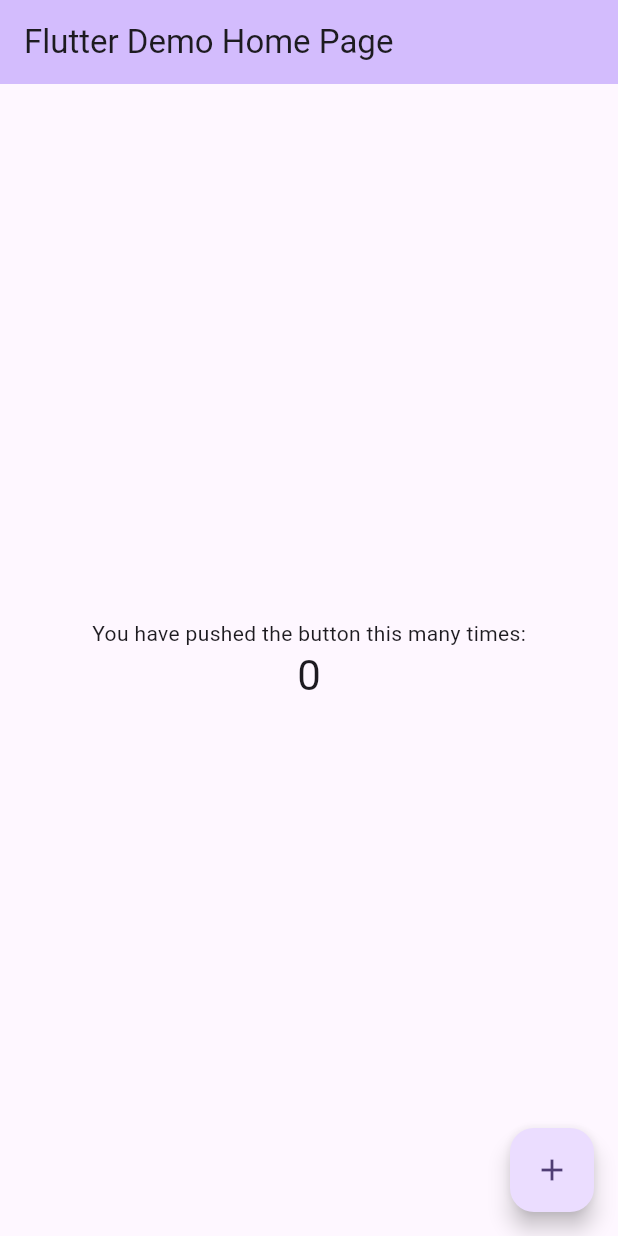
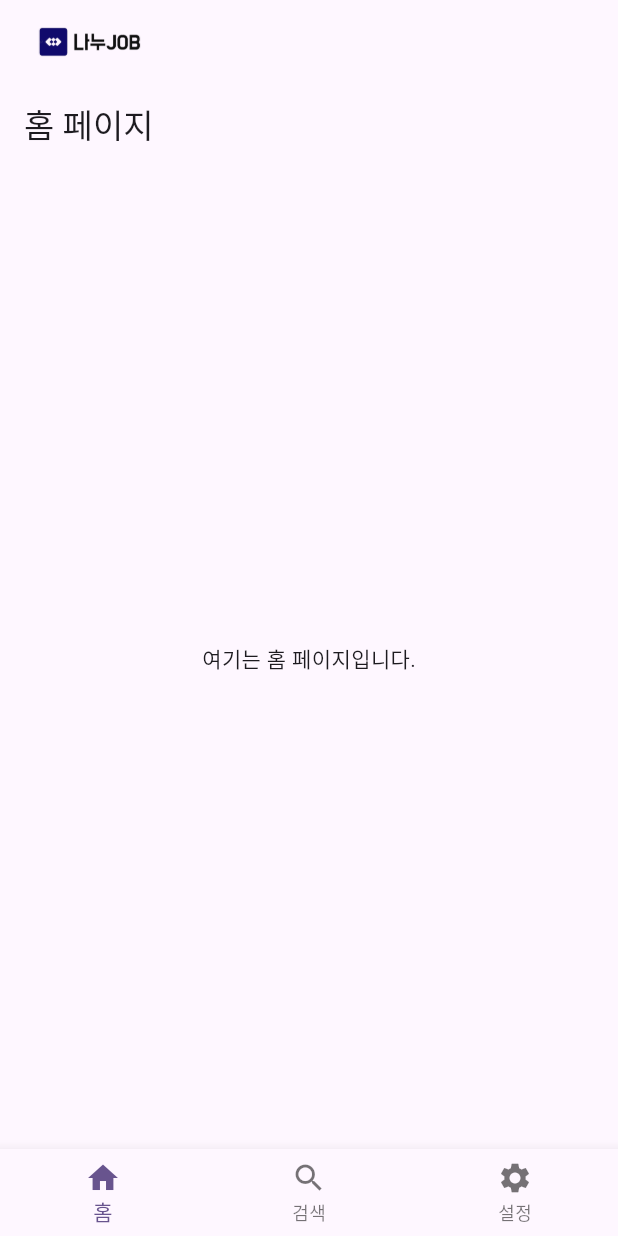
Before and after one commit to alsrudrl1220/NanuJOB, a Flutter app: the screen it shows after launch, on a phone screen of 412 x 824 dp. Run offline on Flutter 3.47's test engine with Material 3 defaults, Android fonts, the phone set to English and light mode, and no system bars.

Commit message:
Second Commit

```diff
--- /dev/null
+++ b/lib/MainPage.dart
@@ -0,0 +1,112 @@
+import 'package:flutter/material.dart';
+import 'SearchPage.dart';
+
+class MainPage extends StatefulWidget {
+  const MainPage({super.key});
+
+  @override
+  State<MainPage> createState() => _MainPageState();
+}
+
+class _MainPageState extends State<MainPage> {
+  int _currentIndex = 0;
+
+  // 각 탭에 해당하는 실제 페이지 위젯 추가
+  final List<Widget> _pages = [
+    const HomePage(),
+    const SearchPage(),
+    const SettingsPage(),
+  ];
+
+  void _onNavItemTapped(int index) {
+    setState(() {
+      _currentIndex = index; // 선택된 탭 인덱스 업데이트
+    });
+  }
+
+  @override
+  Widget build(BuildContext context) {
+    return Scaffold(
+      appBar: AppBar(
+        leading: Padding(
+          padding: const EdgeInsets.all(15.0),
+          child: Image.asset(
+            'assets/AppLogoForLogin.png',
+            height: 60,
+          ),
+        ),
+        leadingWidth: 120,
+        backgroundColor: Colors.transparent,
+        elevation: 0,
+      ),
+      body: _pages[_currentIndex], // 선택된 페이지 표시
+      bottomNavigationBar: BottomNavigationBar(
+        currentIndex: _currentIndex,
+        onTap: _onNavItemTapped,
+        items: const [
+          BottomNavigationBarItem(
+            icon: Icon(Icons.home),
+            label: '홈',
+          ),
+          BottomNavigationBarItem(
+            icon: Icon(Icons.search),
+            label: '검색',
+          ),
+          BottomNavigationBarItem(
+            icon: Icon(Icons.settings),
+            label: '설정',
+          ),
+        ],
+      ),
+    );
+  }
+}
+
+// 새로운 페이지 정의
+class HomePage extends StatelessWidget {
+  const HomePage({super.key});
+
+  @override
+  Widget build(BuildContext context) {
+    return Scaffold(
+      appBar: AppBar(
+        title: const Text('홈 페이지'),
+      ),
+      body: const Center(
+        child: Text('여기는 홈 페이지입니다.'),
+      ),
+    );
+  }
+}
+
+class SearchPage extends StatelessWidget {
+  const SearchPage({super.key});
+
+  @override
+  Widget build(BuildContext context) {
+    return Scaffold(
+      appBar: AppBar(
+        title: const Text('검색 페이지'),
+      ),
+      body: const Center(
+        child: Text('여기는 검색 페이지입니다.'),
+      ),
+    );
+  }
+}
+
+class SettingsPage extends StatelessWidget {
+  const SettingsPage({super.key});
+
+  @override
+  Widget build(BuildContext context) {
+    return Scaffold(
+      appBar: AppBar(
+        title: const Text('설정 페이지'),
+      ),
+      body: const Center(
+        child: Text('여기는 설정 페이지입니다.'),
+      ),
+    );
+  }
+}
--- a/lib/main.dart
+++ b/lib/main.dart
@@ -1,4 +1,6 @@
 import 'package:flutter/material.dart';
+import 'LoginPage.dart';
+import 'MainPage.dart';
 
 void main() {
   runApp(const MyApp());
@@ -15,55 +17,7 @@ class MyApp extends StatelessWidget {
         colorScheme: ColorScheme.fromSeed(seedColor: Colors.deepPurple),
         useMaterial3: true,
       ),
-      home: const MyHomePage(title: 'Flutter Demo Home Page'),
+      home: const MainPage(), // LoginPage를 시작 페이지로 설정
     );
   }
 }
-
-class MyHomePage extends StatefulWidget {
-  const MyHomePage({super.key, required this.title});
-
-  final String title;
-
-  @override
-  State<MyHomePage> createState() => _MyHomePageState();
-}
-
-class _MyHomePageState extends State<MyHomePage> {
-  int _counter = 0;
-
-  void _incrementCounter() {
-    setState(() {
-      _counter++;
-    });
-  }
-
-  @override
-  Widget build(BuildContext context) {
-    return Scaffold(
-      appBar: AppBar(
-        backgroundColor: Theme.of(context).colorScheme.inversePrimary,
-        title: Text(widget.title),
-      ),
-      body: Center(
-        child: Column(
-          mainAxisAlignment: MainAxisAlignment.center,
-          children: <Widget>[
-            const Text(
-              'You have pushed the button this many times:',
-            ),
-            Text(
-              '$_counter',
-              style: Theme.of(context).textTheme.headlineMedium,
-            ),
-          ],
-        ),
-      ),
-      floatingActionButton: FloatingActionButton(
-        onPressed: _incrementCounter,
-        tooltip: 'Increment',
-        child: const Icon(Icons.add),
-      ),
-    );
-  }
-}
```
Also changed, not shown: lib/LoginPage.dart (added, +247 -0 lines), lib/MyPage.dart (added, +15 -0 lines), lib/SearchPage.dart (added, +15 -0 lines), pubspec.yaml (+7 -75 lines), assets/AppLogoForLogin.png (added), assets/ChatIcon.png (added), assets/HomeIcon.png (added), assets/IconPage.png (added), assets/SearchIcon.png (added), lib/HomePage.dart (added), 3 other files.
